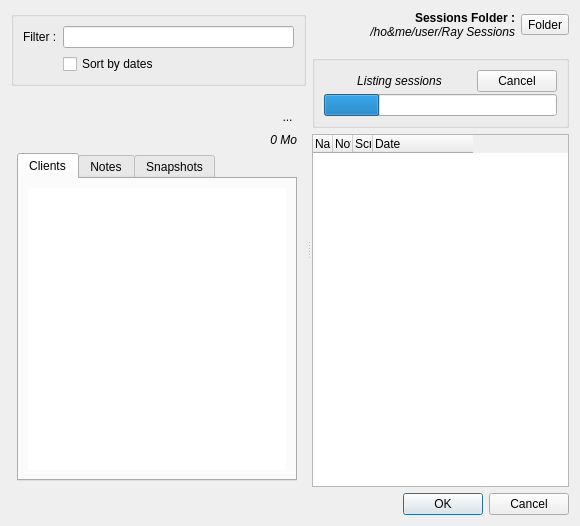
First picture: the form in resources/ui/open_session.ui, repository Houston4444/RaySession, before the edit.
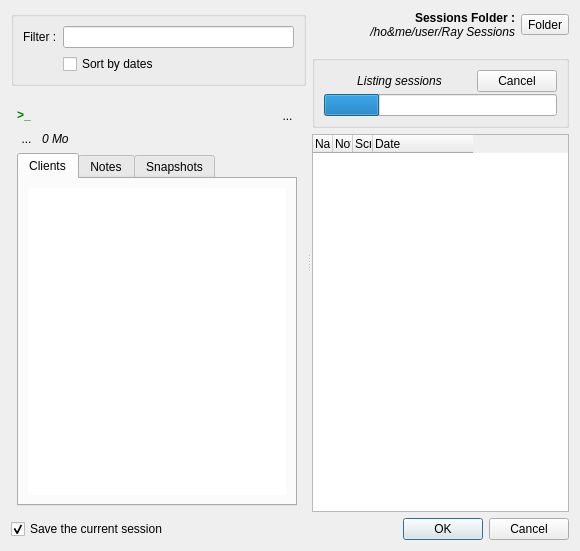
Second picture: the form after the edit. Icons and pictures are not drawn. Custom widgets are drawn as their Qt base class.

Commit message: add possibility to not save current session in open session dialog

Diff of the .ui file:
```diff
--- a/resources/ui/open_session.ui
+++ b/resources/ui/open_session.ui
@@ -10,7 +10,7 @@
     <x>0</x>
     <y>0</y>
     <width>580</width>
-    <height>526</height>
+    <height>551</height>
    </rect>
   </property>
   <property name="windowTitle">
@@ -110,20 +110,32 @@
             <item>
              <layout class="QHBoxLayout" name="horizontalLayout_5">
               <item>
-               <spacer name="horizontalSpacer">
-                <property name="orientation">
-                 <enum>Qt::Horizontal</enum>
+               <widget class="QLabel" name="labelPreviewScript">
+                <property name="minimumSize">
+                 <size>
+                  <width>16</width>
+                  <height>16</height>
+                 </size>
                 </property>
-                <property name="sizeType">
-                 <enum>QSizePolicy::Fixed</enum>
-                </property>
-                <property name="sizeHint" stdset="0">
+                <property name="maximumSize">
                  <size>
                   <width>16</width>
-                  <height>20</height>
+                  <height>16</height>
                  </size>
                 </property>
-               </spacer>
+                <property name="font">
+                 <font>
+                  <weight>75</weight>
+                  <bold>true</bold>
+                 </font>
+                </property>
+                <property name="styleSheet">
+                 <string notr="true">QLabel{color:green}</string>
+                </property>
+                <property name="text">
+                 <string>&gt;_</string>
+                </property>
+               </widget>
               </item>
               <item>
                <widget class="StackedSessionName" name="stackedWidgetSessionName">
@@ -168,20 +180,46 @@
              </layout>
             </item>
             <item>
+             <layout class="QHBoxLayout" name="horizontalLayout_4">
+              <item>
+               <widget class="QToolButton" name="toolButton">
+                <property name="styleSheet">
+                 <string notr="true">QToolButton{border:none}</string>
+                </property>
+                <property name="text">
+                 <string>...</string>
+                </property>
+                <property name="icon">
+                 <iconset theme="folder">
+                  <normaloff>.</normaloff>.</iconset>
+                </property>
+                <property name="iconSize">
+                 <size>
+                  <width>24</width>
+                  <height>24</height>
+                 </size>
+                </property>
+               </widget>
+              </item>
+              <item>
              <widget class="QLabel" name="labelSessionSize">
               <property name="font">
                <font>
                 <pointsize>9</pointsize>
+                  <weight>50</weight>
                 <italic>true</italic>
+                  <bold>false</bold>
                </font>
               </property>
               <property name="text">
                <string>0 Mo</string>
               </property>
               <property name="alignment">
-               <set>Qt::AlignRight|Qt::AlignTop|Qt::AlignTrailing</set>
-              </property>
-             </widget>
+                 <set>Qt::AlignLeading|Qt::AlignLeft|Qt::AlignVCenter</set>
+                </property>
+               </widget>
+              </item>
+             </layout>
             </item>
             <item>
              <widget class="QTabWidget" name="tabWidget">
@@ -460,6 +498,21 @@
     </layout>
    </item>
    <item>
+    <layout class="QHBoxLayout" name="horizontalLayout_6">
+     <property name="sizeConstraint">
+      <enum>QLayout::SetMinimumSize</enum>
+     </property>
+     <item>
+      <widget class="QCheckBox" name="checkBoxSaveCurrentSession">
+       <property name="text">
+        <string>Save the current session</string>
+       </property>
+       <property name="checked">
+        <bool>true</bool>
+       </property>
+      </widget>
+     </item>
+     <item>
     <widget class="QDialogButtonBox" name="buttonBox">
      <property name="enabled">
       <bool>true</bool>
@@ -471,6 +524,8 @@
       <set>QDialogButtonBox::Cancel|QDialogButtonBox::Ok</set>
      </property>
     </widget>
+     </item>
+    </layout>
    </item>
   </layout>
  </widget>
```
Left out of the diff: 3 changed lines with no effect on the pictures. Lines whose indentation alone changed are shown as unchanged. The commit also changes 3 other files.
